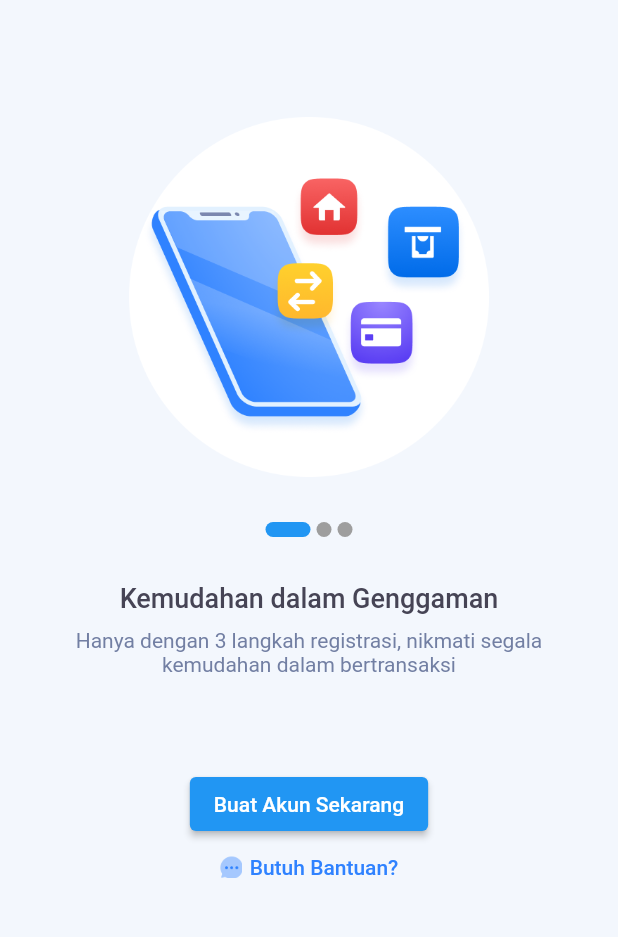
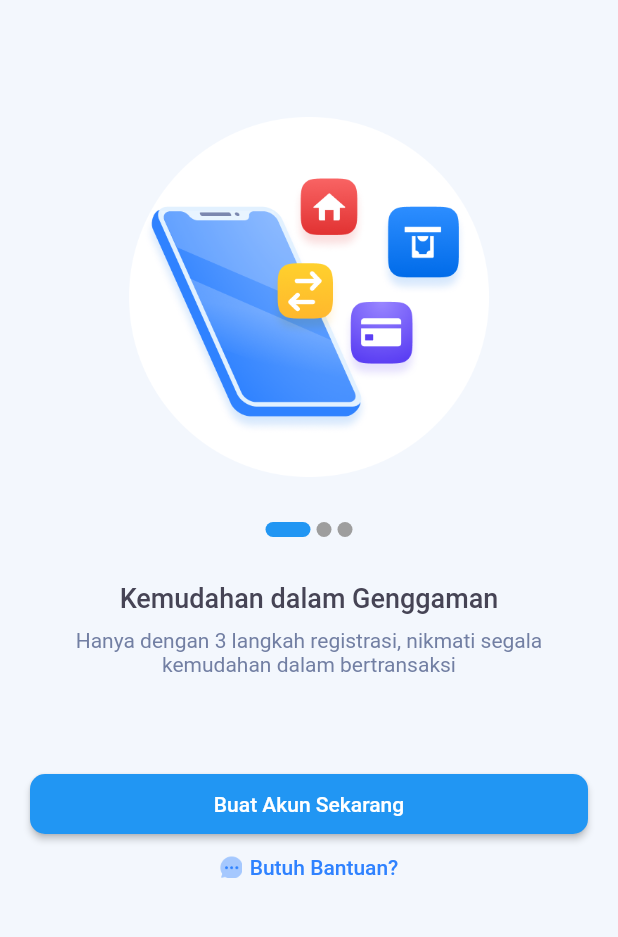
Before and after one commit to yonayohana06/sephora, a Flutter app: the OnBoardingScreen screen opened directly, on a phone screen of 412 x 824 dp, the part 75-1012 px from its top. Run offline on Flutter 3.47's test engine with Material 2 defaults, Android fonts, the phone set to English and light mode, and no system bars; our stand-ins replace animated_bottom_navigation_bar, dotted_border, expandable.

Commit message:
add theme

```diff
--- /dev/null
+++ b/lib/app_theme.dart
@@ -0,0 +1,55 @@
+import 'package:flutter/material.dart';
+
+class AppTheme {
+  ///Colors
+  static const primary = Color(0xFF2F82FF);
+  static const bgColor = Color(0xFFF3F7FD);
+  static const inputBorderColor = Color(0xFF98C1FF);
+  static const inputBorderErrorColor = Colors.red;
+
+  ///Button
+  static const buttonRadius = 10.0;
+
+  static final elevatedButtonTheme = ElevatedButtonThemeData(
+    style: ElevatedButton.styleFrom(
+      fixedSize: Size(100, 40),
+      shape: RoundedRectangleBorder(
+        borderRadius: BorderRadius.circular(buttonRadius),
+      ),
+    ),
+  );
+
+  /// Input
+  static const inputRadius = 10.0;
+  static final inputStyle = InputDecorationTheme(
+    border: OutlineInputBorder(
+      borderSide: BorderSide(color: inputBorderColor),
+      borderRadius: BorderRadius.circular(inputRadius),
+    ),
+    focusedBorder: OutlineInputBorder(
+      borderSide: BorderSide(color: inputBorderColor),
+      borderRadius: BorderRadius.circular(inputRadius),
+    ),
+    enabledBorder: OutlineInputBorder(
+      borderSide: BorderSide(color: inputBorderColor),
+      borderRadius: BorderRadius.circular(inputRadius),
+    ),
+    disabledBorder: OutlineInputBorder(
+      borderSide: BorderSide(color: inputBorderColor),
+      borderRadius: BorderRadius.circular(inputRadius),
+    ),
+    errorBorder: OutlineInputBorder(
+      borderSide: BorderSide(color: inputBorderErrorColor),
+      borderRadius: BorderRadius.circular(inputRadius),
+    ),
+    filled: true,
+    fillColor: Colors.white,
+  );
+
+  static final lightTheme = ThemeData(
+    elevatedButtonTheme: elevatedButtonTheme,
+    // inputDecorationTheme: inputStyle,
+    primaryColor: primary,
+    scaffoldBackgroundColor: bgColor,
+  );
+}
--- a/lib/onboarding/screens/onboarding_screen.dart
+++ b/lib/onboarding/screens/onboarding_screen.dart
@@ -21,9 +21,10 @@
         backgroundColor: const Color(0xFFF3F7FD),
         body: SingleChildScrollView(
           child: Column(
+            crossAxisAlignment: CrossAxisAlignment.stretch,
             children: [
               Padding(
-                padding: const EdgeInsets.all(20.0),
+                padding: const EdgeInsets.all(20),
                 child: Row(
                   mainAxisAlignment: MainAxisAlignment.spaceBetween,
                   children: [
@@ -66,7 +67,9 @@
               const SizedBox(
                 height: 61,
               ),
-              ElevatedButton(
+              Container(
+                margin: const EdgeInsets.symmetric(horizontal: 20),
+                child: ElevatedButton(
                   onPressed: () {
                     Navigator.push(
                       context,
@@ -75,6 +78,7 @@
                     );
                   },
                   child: const Text('Buat Akun Sekarang'),
+                ),
               ),
               const SizedBox(
                 height: 10,
--- a/lib/register/screens/register_term_and_condition.dart
+++ b/lib/register/screens/register_term_and_condition.dart
@@ -335,12 +335,6 @@
                           ),
                         );
                       },
-                      style: ElevatedButton.styleFrom(
-                        fixedSize: const Size(100, 40),
-                        shape: RoundedRectangleBorder(
-                          borderRadius: BorderRadius.circular(10),
-                        ),
-                      ),
                       child: const Text('Setuju'),
                     ),
                   ),
```
Also changed, not shown: lib/main.dart (+3 -5 lines), lib/register/screens/register_otp.dart (+9 -8 lines), lib/register/widgets/register_alert.dart (+0 -12 lines), lib/register/widgets/register_next_button.dart (+1 -7 lines). Lines whose indentation alone changed are shown as unchanged.
